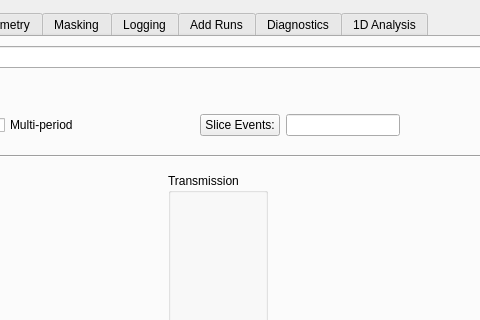
mantidproject/mantid, file Code/Mantid/MantidQt/CustomInterfaces/inc/MantidQtCustomInterfaces/SANSRunWindow.ui: the form before one commit; both pictures show x 269 to 749 and y 0 to 320 of the 950 by 545 pixel window.
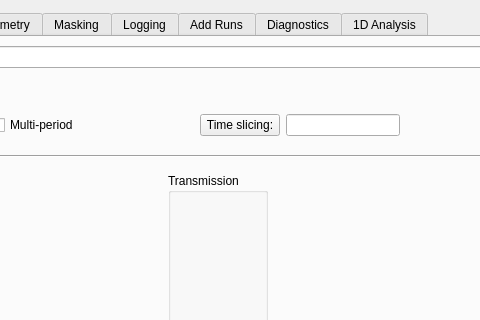
The form after the commit. Custom widgets are drawn as their Qt base class.

Diff of the .ui file:
```diff
--- a/Code/Mantid/MantidQt/CustomInterfaces/inc/MantidQtCustomInterfaces/SANSRunWindow.ui
+++ b/Code/Mantid/MantidQt/CustomInterfaces/inc/MantidQtCustomInterfaces/SANSRunWindow.ui
@@ -254,7 +254,7 @@
          <item>
           <widget class="QPushButton" name="slicePb">
            <property name="text">
-            <string>Slice Events:</string>
+            <string>Time slicing:</string>
            </property>
           </widget>
          </item>
```
